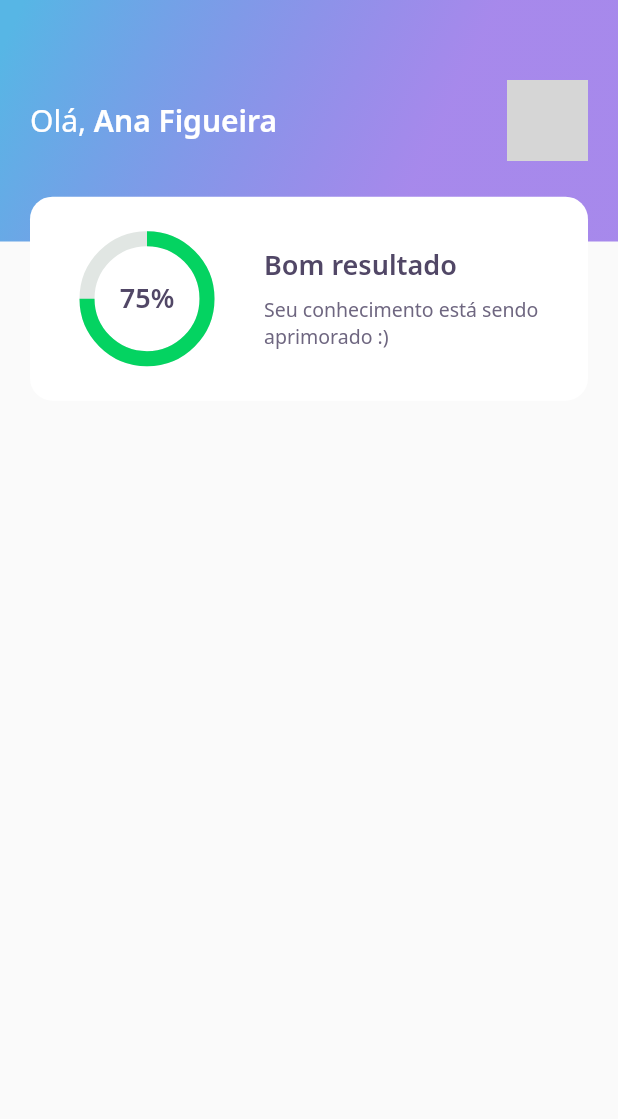
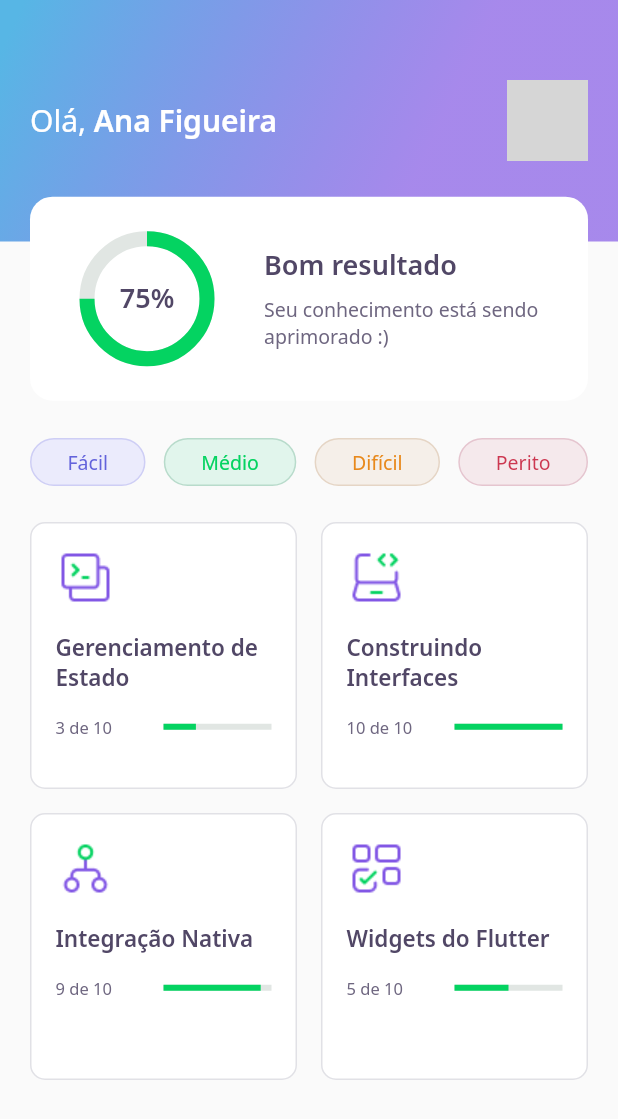
Before and after one commit to NaluFigueira/DevQuiz, a Flutter app: the screen it shows after launch, on a phone screen of 412 x 824 dp. Shown: the top 1119 px of the screen. Run offline on Flutter 3.47's test engine with Material 2 defaults, Android fonts, the phone set to English and light mode, and no system bars; our stand-ins replace google_fonts; network calls fail; grey boxes are pictures that could not be loaded.

Commit message:
Home screen layout done

```diff
--- a/lib/home/home_page.dart
+++ b/lib/home/home_page.dart
@@ -1,4 +1,7 @@
+import 'package:dev_quiz/core/app_images.dart';
 import 'package:dev_quiz/home/widgets/app_bar/app_bar_widget.dart';
+import 'package:dev_quiz/home/widgets/level_button/level_button_widget.dart';
+import 'package:dev_quiz/home/widgets/quiz_card/quiz_card_widget.dart';
 import 'package:flutter/material.dart';
 
 class HomePage extends StatefulWidget {
@@ -11,6 +14,54 @@ class _HomePageState extends State<HomePage> {
   Widget build(BuildContext context) {
     return Scaffold(
       appBar: AppBarWidget(),
+      body: Padding(
+        padding: const EdgeInsets.only(top: 42, left: 20, right: 20),
+        child: Column(
+          children: [
+            Row(
+              mainAxisAlignment: MainAxisAlignment.spaceBetween,
+              children: [
+                LevelButtonWidget(
+                  label: "Fácil",
+                ),
+                LevelButtonWidget(
+                  label: "Médio",
+                ),
+                LevelButtonWidget(
+                  label: "Difícil",
+                ),
+                LevelButtonWidget(
+                  label: "Perito",
+                ),
+              ],
+            ),
+            SizedBox(
+              height: 24,
+            ),
+            Expanded(
+              child: GridView.count(
+                crossAxisSpacing: 16,
+                mainAxisSpacing: 16,
+                crossAxisCount: 2,
+                children: [
+                  QuizCardWidget(
+                      cardData: new CardData(
+                          "Gerenciamento de Estado", AppImages.data, 3)),
+                  QuizCardWidget(
+                      cardData: new CardData(
+                          "Construindo Interfaces", AppImages.laptop, 10)),
+                  QuizCardWidget(
+                      cardData: new CardData(
+                          "Integração Nativa", AppImages.hierarchy, 9)),
+                  QuizCardWidget(
+                      cardData: new CardData(
+                          "Widgets do Flutter", AppImages.blocks, 5)),
+                ],
+              ),
+            )
+          ],
+        ),
+      ),
     );
   }
 }
--- /dev/null
+++ b/lib/home/widgets/level_button/level_button_widget.dart
@@ -0,0 +1,52 @@
+import 'package:dev_quiz/core/app_colors.dart';
+import 'package:flutter/material.dart';
+import 'package:google_fonts/google_fonts.dart';
+
+class LevelButtonWidget extends StatelessWidget {
+  final String label;
+  LevelButtonWidget({Key? key, required this.label})
+      : assert(["Fácil", "Médio", "Difícil", "Perito"].contains(label)),
+        super(key: key);
+
+  final config = {
+    "Fácil": {
+      "color": AppColors.levelButtonFacil,
+      "borderColor": AppColors.levelButtonBorderFacil,
+      "fontColor": AppColors.levelButtonTextFacil
+    },
+    "Médio": {
+      "color": AppColors.levelButtonMedio,
+      "borderColor": AppColors.levelButtonBorderMedio,
+      "fontColor": AppColors.levelButtonTextMedio
+    },
+    "Difícil": {
+      "color": AppColors.levelButtonDificil,
+      "borderColor": AppColors.levelButtonBorderDificil,
+      "fontColor": AppColors.levelButtonTextDificil
+    },
+    "Perito": {
+      "color": AppColors.levelButtonPerito,
+      "borderColor": AppColors.levelButtonBorderPerito,
+      "fontColor": AppColors.levelButtonTextPerito
+    },
+  };
+
+  Color get color => config[label]!['color']!;
+  Color get borderColor => config[label]!['borderColor']!;
+  Color get fontColor => config[label]!['fontColor']!;
+
+  @override
+  Widget build(BuildContext context) {
+    return Container(
+      decoration: BoxDecoration(
+          color: color,
+          border: Border.fromBorderSide(BorderSide(color: borderColor)),
+          borderRadius: BorderRadius.circular(28)),
+      child: Padding(
+        padding: const EdgeInsets.symmetric(horizontal: 24, vertical: 6),
+        child: Text(label,
+            style: GoogleFonts.notoSans(color: fontColor, fontSize: 13)),
+      ),
+    );
+  }
+}
--- /dev/null
+++ b/lib/home/widgets/quiz_card/quiz_card_widget.dart
@@ -0,0 +1,70 @@
+import 'package:dev_quiz/core/app_colors.dart';
+import 'package:dev_quiz/core/app_text_styles.dart';
+import 'package:flutter/material.dart';
+
+class CardData {
+  String title = "";
+  String icon = "";
+  int progressStep = 0;
+
+  CardData(String title, String icon, int progressStep) {
+    this.title = title;
+    this.icon = icon;
+    this.progressStep = progressStep;
+  }
+}
+
+class QuizCardWidget extends StatelessWidget {
+  final CardData cardData;
+  QuizCardWidget({Key? key, required this.cardData}) : super(key: key);
+
+  @override
+  Widget build(BuildContext context) {
+    return Container(
+      padding: EdgeInsets.all(16),
+      decoration: BoxDecoration(
+          border: Border.fromBorderSide(BorderSide(color: AppColors.border)),
+          color: AppColors.white,
+          borderRadius: BorderRadius.circular(10)),
+      child: Column(
+        crossAxisAlignment: CrossAxisAlignment.start,
+        children: [
+          Container(
+            height: 40,
+            width: 40,
+            child: Image.asset(cardData.icon),
+          ),
+          SizedBox(
+            height: 16,
+          ),
+          Text(
+            cardData.title,
+            style: AppTextStyles.heading15,
+          ),
+          SizedBox(
+            height: 16,
+          ),
+          Row(
+            children: [
+              Expanded(
+                  flex: 1,
+                  child: Text(
+                    cardData.progressStep.toString() + " de 10",
+                    style: AppTextStyles.body11,
+                  )),
+              Expanded(
+                flex: 1,
+                child: LinearProgressIndicator(
+                  value: 0.1 * cardData.progressStep,
+                  backgroundColor: AppColors.chartSecondary,
+                  valueColor:
+                      AlwaysStoppedAnimation<Color>(AppColors.chartPrimary),
+                ),
+              )
+            ],
+          )
+        ],
+      ),
+    );
+  }
+}
--- a/lib/home/widgets/score_card/score_card_widget.dart
+++ b/lib/home/widgets/score_card/score_card_widget.dart
@@ -13,7 +13,7 @@ class ScoreCardWidget extends StatelessWidget {
         decoration: BoxDecoration(
             color: AppColors.white, borderRadius: BorderRadius.circular(15)),
         child: Padding(
-          padding: const EdgeInsets.only(left: 24, right: 24),
+          padding: const EdgeInsets.symmetric(horizontal: 24),
           child: Row(
             crossAxisAlignment: CrossAxisAlignment.center,
             children: [
```
